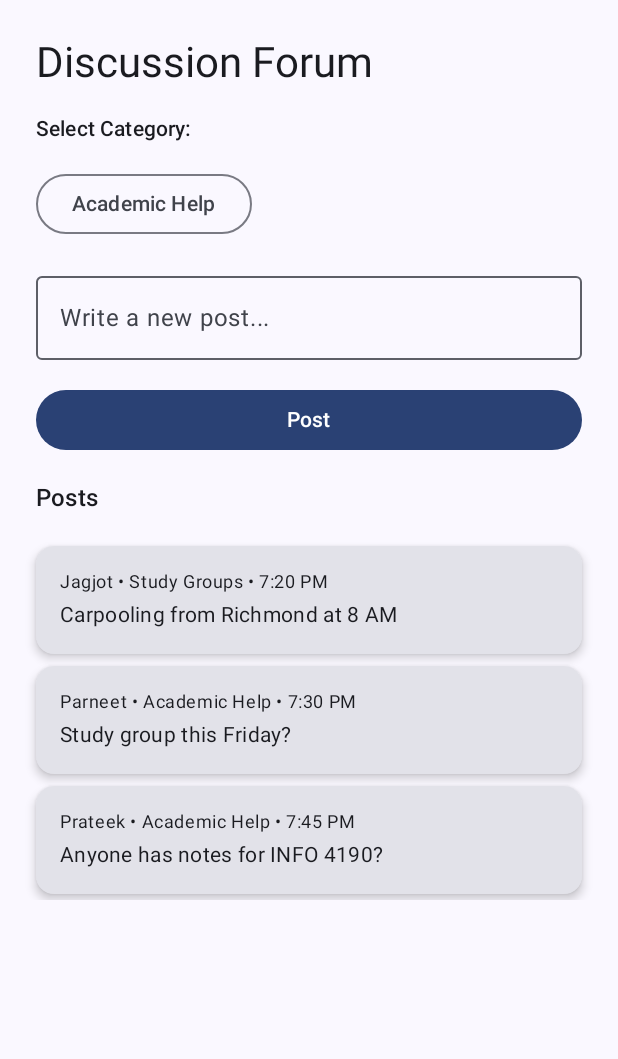
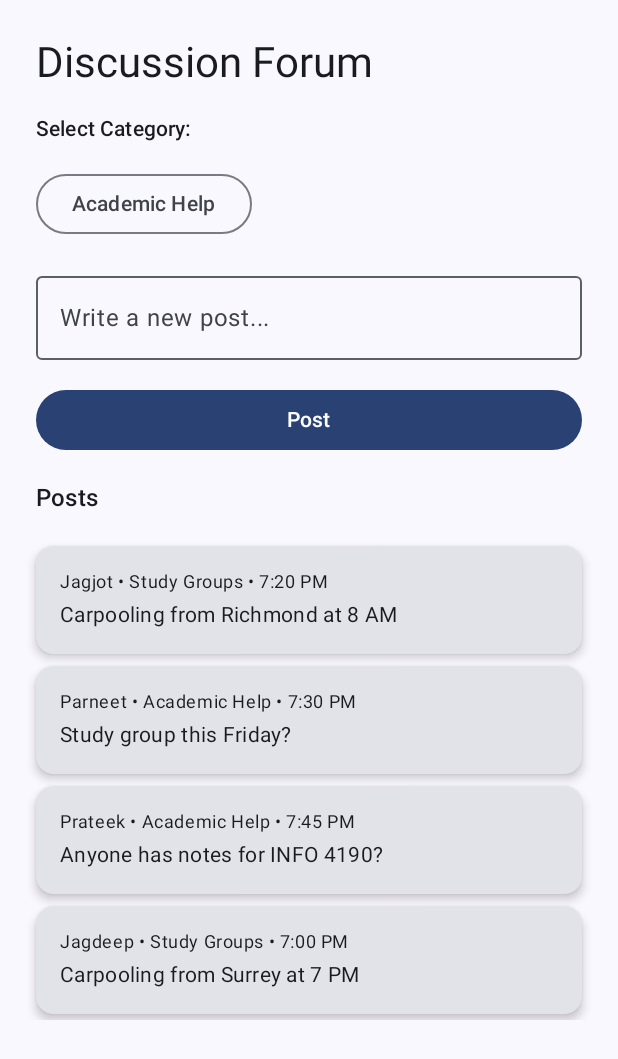
Before and after one commit to singhjagjot0013/campusconnect, an Android app built with Jetpack Compose: the screen it shows after launch (DiscussionForumActivity), after a tap on "Discussion Forum", on a phone screen of 412 x 824 dp. Shown: the top 1059 px of the screen. Run offline under Robolectric (Android 15) with nearby library versions, the phone set to English and light mode, and no system bars.

```diff
--- a/Frontend/app/src/main/java/com/integration/campusconnect/DiscussionForumActivity.kt
+++ b/Frontend/app/src/main/java/com/integration/campusconnect/DiscussionForumActivity.kt
@@ -50,6 +50,7 @@ fun DiscussionForumScreen() {
     var posts by remember {
         mutableStateOf(
             listOf(
+                ForumPost("Jagdeep", "Carpooling from Surrey at 7 PM", "Study Groups", "7:00 PM"),
                 ForumPost("Prateek", "Anyone has notes for INFO 4190?", "Academic Help", "7:45 PM"),
                 ForumPost("Parneet", "Study group this Friday?", "Academic Help", "7:30 PM"),
                 ForumPost("Jagjot", "Carpooling from Richmond at 8 AM", "Study Groups", "7:20 PM")
--- a/Frontend/app/src/main/java/com/integration/campusconnect/HomeActivity.kt
+++ b/Frontend/app/src/main/java/com/integration/campusconnect/HomeActivity.kt
@@ -12,6 +12,7 @@ import androidx.compose.ui.unit.dp
 import com.integration.campusconnect.ui.theme.CampusConnectTheme
 import androidx.compose.ui.platform.LocalContext
 import android.content.Intent
+import androidx.compose.ui.tooling.preview.Preview
 
 
 class HomeActivity : ComponentActivity() {
@@ -26,11 +27,14 @@ class HomeActivity : ComponentActivity() {
         }
     }
 }
-
+@Preview
 @Composable
 fun HomeDashboard() {
     val context = LocalContext.current
 
+    Box(modifier = Modifier.fillMaxSize()) {
+
+        // The main centered column with text and buttons
         Column(
             modifier = Modifier
                 .fillMaxSize()
@@ -57,7 +61,6 @@ fun HomeDashboard() {
 
             Button(
                 onClick = {
-
                     context.startActivity(Intent(context, OfferRideActivity::class.java))
                 },
                 modifier = Modifier
@@ -66,7 +69,6 @@ fun HomeDashboard() {
             ) {
                 Text("Offer a Ride")
             }
-
 
             Button(
                 onClick = {
@@ -78,6 +80,18 @@ fun HomeDashboard() {
             ) {
                 Text("Discussion Forum")
             }
+        }
 
+        // Floating Login button in the top-right corner
+        FloatingActionButton(
+            onClick = {
+                context.startActivity(Intent(context, MainActivity::class.java))
+            },
+            modifier = Modifier
+                .align(Alignment.TopEnd)
+                .padding(top = 32.dp, end = 16.dp)
+        ) {
+            Text("Login")
         }
     }
+}
--- a/Frontend/app/src/main/java/com/integration/campusconnect/MainActivity.kt
+++ b/Frontend/app/src/main/java/com/integration/campusconnect/MainActivity.kt
@@ -10,6 +10,7 @@ import androidx.compose.runtime.*
 import androidx.compose.ui.Modifier
 import androidx.compose.ui.platform.LocalContext
 import androidx.compose.ui.text.input.PasswordVisualTransformation
+import androidx.compose.ui.tooling.preview.Preview
 import androidx.compose.ui.unit.dp
 import com.integration.campusconnect.ui.theme.CampusConnectTheme
 
@@ -25,7 +26,7 @@ class MainActivity : ComponentActivity() {
         }
     }
 }
-
+@Preview
 @Composable
 fun LoginScreen() {
     val context = LocalContext.current
```
Lines whose indentation alone changed are shown as unchanged.
